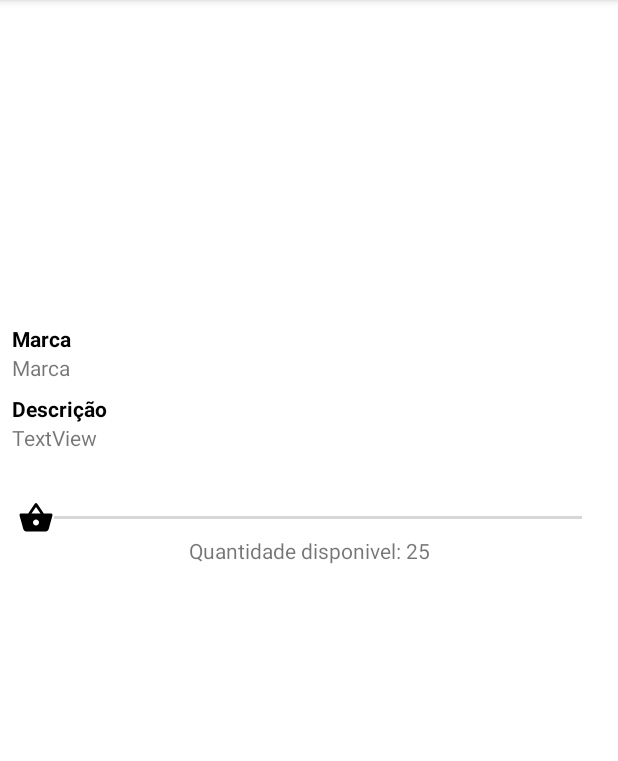
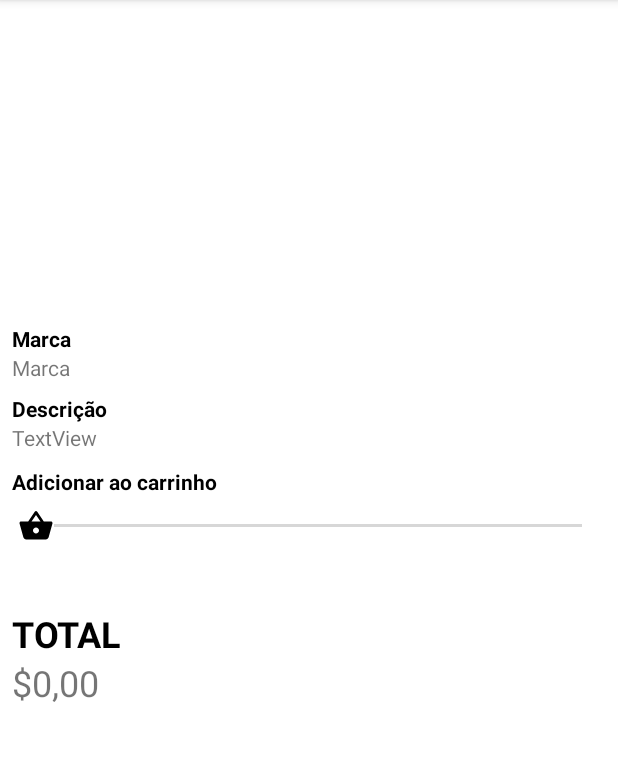
Before and after one commit to lfgtavora/DesafioCarro, an Android app: the CarDetails screen opened directly, with no data from a screen before it, on a phone screen of 412 x 824 dp, the part 84-845 px from its top. Run offline under Robolectric (Android 15) with nearby library versions, the phone set to English and light mode, and no system bars; our stand-ins replace Picasso; pictures from the network do not load.

```diff
--- a/app/build.gradle
+++ b/app/build.gradle
@@ -41,4 +41,8 @@ dependencies {
 
     //picasso
     implementation 'com.squareup.picasso:picasso:2.71828'
+
+    // Room DB
+    implementation "android.arch.persistence.room:runtime:1.1.1"
+    annotationProcessor "android.arch.persistence.room:compiler:1.1.1"
 }
--- a/app/src/main/AndroidManifest.xml
+++ b/app/src/main/AndroidManifest.xml
@@ -13,8 +13,9 @@
         android:supportsRtl="true"
         android:theme="@style/AppTheme"
         tools:ignore="GoogleAppIndexingWarning">
-        <activity android:name=".CarDetails"
-            android:parentActivityName=".MainActivity"></activity>
+        <activity
+            android:name=".CarDetails"
+            android:parentActivityName=".MainActivity" />
         <activity android:name=".MainActivity">
             <intent-filter>
                 <action android:name="android.intent.action.MAIN" />
--- a/app/src/main/java/com/example/desafiocarro/CarDetails.java
+++ b/app/src/main/java/com/example/desafiocarro/CarDetails.java
@@ -3,16 +3,25 @@ package com.example.desafiocarro;
 import android.support.v7.app.AppCompatActivity;
 import android.os.Bundle;
 import android.view.MenuItem;
+import android.view.View;
 import android.widget.ImageView;
+import android.widget.SeekBar;
 import android.widget.TextView;
 import android.widget.Toast;
 
 import com.example.desafiocarro.models.Car;
 import com.squareup.picasso.Picasso;
 
+import org.w3c.dom.Text;
+
 import java.io.Serializable;
+import java.text.NumberFormat;
 
 public class CarDetails extends AppCompatActivity {
+
+    private Car carro =  null;
+    private TextView btnAddToCart;
+
 
     @Override
     protected void onCreate(Bundle savedInstanceState) {
@@ -24,25 +33,57 @@ public class CarDetails extends AppCompatActivity {
         TextView marca;
         TextView descricao;
         ImageView imagem;
-        TextView quantidade;
+        final TextView quantidade;
+        SeekBar seekbar;
+        final TextView totalPrice;
 
         marca = findViewById(R.id.MarcaID);
         descricao = findViewById(R.id.DescricaoID);
         imagem = findViewById(R.id.ImagemID);
-        quantidade = findViewById(R .id.QuantidadeID);
-
+        quantidade = findViewById(R.id.QuantidadeID);
+        seekbar = findViewById(R.id.seekBarID);
+        totalPrice = findViewById(R.id.TotalPriceID);
+        btnAddToCart = findViewById(R.id.BtnAddToCart);
 
         if (getIntent().getExtras() != null) {
-            Car carro = (Car) getIntent().getExtras().get("CARRO_OBJ");
+            carro = (Car) getIntent().getExtras().get("CARRO_OBJ");
             marca.setText(carro.getMarca());
             descricao.setText(carro.getDescricao());
             Picasso.get().load(carro.getImagem()).into(imagem);
-            quantidade.setText(String.valueOf(carro.getQuantidade()));
+            quantidade.setText("0 items");
+            seekbar.setMax(carro.getQuantidade());
+            setTitle(carro.getNome());
 
-            setTitle(carro.getNome());
+
         } else {
             Toast.makeText(this, "erro", Toast.LENGTH_SHORT).show();
         }
+
+        btnAddToCart.setOnClickListener(new View.OnClickListener() {
+            @Override
+            public void onClick(View v) {
+                carro.setQuantidade(5);
+            }
+        });
+
+        seekbar.setOnSeekBarChangeListener(new SeekBar.OnSeekBarChangeListener() {
+            @Override
+            public void onProgressChanged(SeekBar seekBar, int progress, boolean fromUser) {
+                quantidade.setText(String.format("%d items", seekBar.getProgress()));
+                totalPrice.setText(calculateTotalPrice(carro.getPreco(), seekBar.getProgress()));
+                minItemCartValid(seekBar.getProgress());
+            }
+
+            @Override
+            public void onStartTrackingTouch(SeekBar seekBar) {
+
+            }
+
+            @Override
+            public void onStopTrackingTouch(SeekBar seekBar) {
+
+            }
+        });
 
     }
 
@@ -59,4 +100,24 @@ public class CarDetails extends AppCompatActivity {
                 return super.onOptionsItemSelected(item);
         }
     }
+
+    private String calculateTotalPrice(float preco, int quantidade){
+        float totalPrice = preco * quantidade;
+        String currency = transformCurrency(totalPrice);
+        return currency;
+    }
+
+    private String transformCurrency(float totalPrice){
+        String currency = NumberFormat.getCurrencyInstance().format(totalPrice);
+        return currency;
+    }
+
+    private void minItemCartValid(int numberItems){
+        if (numberItems > 0) {
+            btnAddToCart.setVisibility(View.VISIBLE);
+        } else {
+            btnAddToCart.setVisibility(View.INVISIBLE);
+        }
+    }
+
 }
--- /dev/null
+++ b/app/src/main/java/com/example/desafiocarro/database/Car.java
@@ -0,0 +1,4 @@
+package com.example.desafiocarro.database;
+
+public class Car {
+}
--- /dev/null
+++ b/app/src/main/java/com/example/desafiocarro/database/CarDAO.java
@@ -0,0 +1,4 @@
+package com.example.desafiocarro.database;
+
+public interface CarDAO {
+}
--- a/app/src/main/java/com/example/desafiocarro/models/Car.java
+++ b/app/src/main/java/com/example/desafiocarro/models/Car.java
@@ -3,6 +3,8 @@ package com.example.desafiocarro.models;
 import java.io.Serializable;
 
 public class Car implements Serializable {
+
+
 
     private int id;
     private String nome;
--- a/app/src/main/res/layout/activity_car_details.xml
+++ b/app/src/main/res/layout/activity_car_details.xml
@@ -53,12 +53,20 @@
             android:textSize="14sp"
             tools:text='"Sed ut perspiciatis unde omnis iste natus error sit voluptatem accusantium doloremque laudantium, totam rem aperiam, eaque ipsa quae ab illo inventore veritatis et quasi architecto beatae vitae dicta sunt explicabo.' />
 
-        <SeekBar
-            android:id="@+id/seekBar4"
+        <TextView
+            android:id="@+id/textView3"
             android:layout_width="match_parent"
             android:layout_height="wrap_content"
-            android:layout_marginTop="32dp"
-            android:max="25"
+            android:layout_marginTop="10dp"
+            android:text="Adicionar ao carrinho"
+            android:textColor="@android:color/black"
+            android:textStyle="bold" />
+
+        <SeekBar
+            android:id="@+id/seekBarID"
+            android:layout_width="match_parent"
+            android:layout_height="wrap_content"
+            android:padding="8dp"
             android:thumb="@drawable/ic_shopping_basket_black_24dp" />
 
         <TextView
@@ -66,7 +74,34 @@
             android:layout_width="match_parent"
             android:layout_height="wrap_content"
             android:gravity="center"
-            android:text="Quantidade disponivel: 25" />
+            tools:text="0 items" />
+
+        <TextView
+            android:id="@+id/TotalLabelID"
+            android:layout_width="wrap_content"
+            android:layout_height="wrap_content"
+            android:layout_marginTop="16dp"
+            android:text="TOTAL"
+            android:textColor="@android:color/black"
+            android:textSize="24sp"
+            android:textStyle="bold" />
+
+        <TextView
+            android:id="@+id/TotalPriceID"
+            android:layout_width="wrap_content"
+            android:layout_height="wrap_content"
+            android:text="$0,00"
+            android:textSize="24sp" />
+
+        <Button
+            android:id="@+id/BtnAddToCart"
+            android:layout_width="match_parent"
+            android:layout_height="wrap_content"
+            android:layout_marginTop="8dp"
+            android:text="Add to cart"
+            android:textColor="@android:color/white"
+            android:visibility="invisible" />
+
     </LinearLayout>
 
 </FrameLayout>
--- a/app/src/main/res/layout/item_carlist.xml
+++ b/app/src/main/res/layout/item_carlist.xml
@@ -20,7 +20,6 @@
             android:cropToPadding="false"
             android:scaleType="fitCenter"
             app:layout_constraintBottom_toBottomOf="parent"
-            app:layout_constraintEnd_toStartOf="@+id/NomeID"
             app:layout_constraintStart_toStartOf="parent"
             app:layout_constraintTop_toTopOf="parent"
             tools:srcCompat="@tools:sample/backgrounds/scenic[1]" />
@@ -34,8 +33,8 @@
             android:textColor="@android:color/background_dark"
             android:textStyle="bold"
             android:visibility="visible"
-            app:layout_constraintTop_toTopOf="parent"
-            tools:layout_editor_absoluteX="108dp" />
+            app:layout_constraintStart_toStartOf="@+id/descricaoID"
+            app:layout_constraintTop_toTopOf="parent" />
 
         <TextView
             android:id="@+id/descricaoID"
--- a/app/src/main/res/values/styles.xml
+++ b/app/src/main/res/values/styles.xml
@@ -6,6 +6,8 @@
         <item name="colorPrimary">@color/colorPrimary</item>
         <item name="colorPrimaryDark">@color/colorPrimaryDark</item>
         <item name="colorAccent">@color/colorAccent</item>
+
+        <item name="colorButtonNormal">@color/colorPrimary</item>
     </style>
 
 </resources>
```
